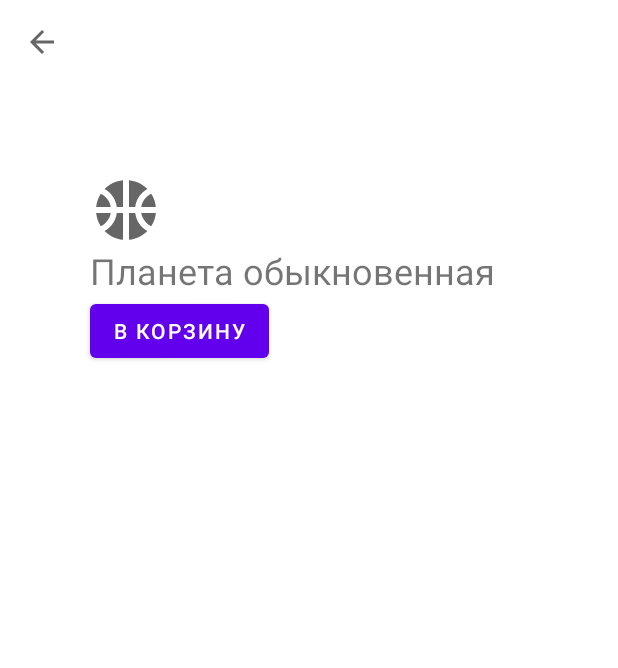
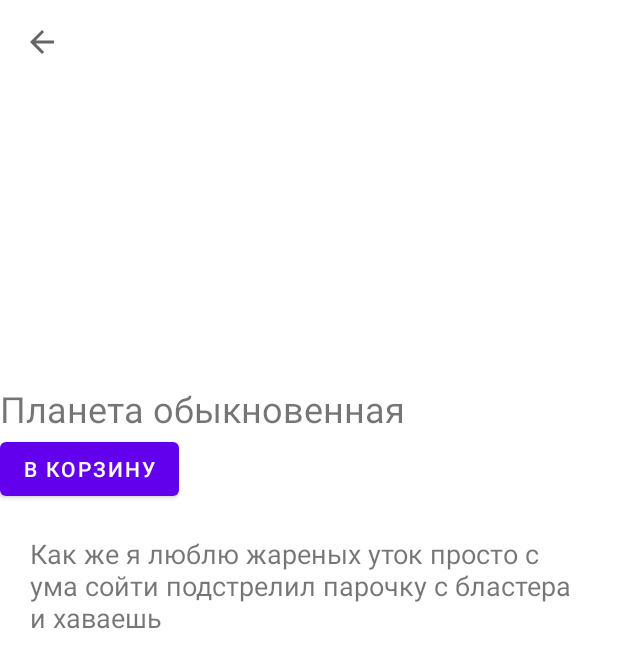
Before and after one commit to holyfame/mipt2021_android_project_2, an Android app: the layout planet_details.xml on its own in the app's theme, with its tools: preview values and no code run, on a phone screen of 412 x 824 dp. Shown: the top 668 px of the screen. Run offline under Robolectric (Android 15) with nearby library versions, the phone set to English and light mode, and no system bars; network calls fail.

Commit message:
Add Planet Details page

```diff
--- a/app/src/main/java/org/mipt/planetshop/presentation/planetsGallery/PlanetsGalleryAdapter.kt
+++ b/app/src/main/java/org/mipt/planetshop/presentation/planetsGallery/PlanetsGalleryAdapter.kt
@@ -10,7 +10,7 @@ import org.mipt.planetshop.domain.entity.Planet
 import org.mipt.planetshop.presentation.common.setImageUrl
 
 class PlanetsGalleryAdapter(
-//    private val onFilmClicked: (Planet) -> Unit
+    private val onPlanetClicked: (Planet) -> Unit
 ) : ListAdapter<Planet, PlanetsGalleryAdapter.ViewHolder>(
     object : DiffUtil.ItemCallback<Planet>() {
         override fun areItemsTheSame(oldItem: Planet, newItem: Planet): Boolean =
@@ -36,7 +36,7 @@ class PlanetsGalleryAdapter(
             planetItemTitle.text = item.title
             planetItemExplanation.text = item.explanation
             planetItemPicture.setImageUrl(item.url)
-//            root.setOnClickListener { onFilmClicked(item) }
+            root.setOnClickListener { onPlanetClicked(item) }
         }
     }
 
--- a/app/src/main/res/layout/planet_details.xml
+++ b/app/src/main/res/layout/planet_details.xml
@@ -19,12 +19,10 @@
 
     <ImageView
         android:id="@+id/planet_details_picture"
-        android:layout_width="wrap_content"
-        android:layout_height="wrap_content"
-        app:srcCompat="@drawable/ic_baseline_sports_basketball_24"
+        android:layout_width="match_parent"
+        android:layout_height="200dp"
         app:layout_constraintTop_toBottomOf="@id/planet_details_arrow_back"
-        app:layout_constraintStart_toStartOf="parent"
-        android:layout_margin="60dp"/>
+        app:layout_constraintStart_toStartOf="parent" />
 
     <TextView
         android:id="@+id/planet_details_title"
@@ -37,7 +35,7 @@
         />
 
     <Button
-        android:id="@+id/planet_details_sample_buy_button"
+        android:id="@+id/planet_details_buy_button"
         android:layout_width="wrap_content"
         android:layout_height="wrap_content"
         android:text="В корзину"
@@ -46,4 +44,16 @@
         >
     </Button>
 
+    <TextView
+        android:id="@+id/planet_details_explanation"
+        android:layout_width="wrap_content"
+        android:layout_height="wrap_content"
+        android:text="Как же я люблю жареных уток просто с ума сойти подстрелил парочку с бластера и хаваешь"
+        android:textSize="18sp"
+        app:layout_constraintStart_toStartOf="@id/planet_details_picture"
+        app:layout_constraintTop_toBottomOf="@id/planet_details_buy_button"
+        app:layout_constraintEnd_toEndOf="parent"
+        android:padding="20dp"
+        />
+
 </androidx.constraintlayout.widget.ConstraintLayout>
--- a/app/src/main/res/layout/planet_item.xml
+++ b/app/src/main/res/layout/planet_item.xml
@@ -35,6 +35,7 @@
         android:id="@+id/planet_item_explanation"
         android:layout_width="0dp"
         android:layout_height="wrap_content"
+        android:maxLines="3"
         android:textColor="@color/black"
         android:textSize="18sp"
         android:layout_marginHorizontal="10dp"
```
Also changed, not shown: app/src/main/java/org/mipt/planetshop/presentation/planetDetails/PlanetDetailsFragment.kt (added, +33 -0 lines), app/src/main/java/org/mipt/planetshop/presentation/planetsGallery/PlanetsGalleryFragment.kt (+14 -1 lines), app/src/main/java/org/mipt/planetshop/presentation/planetsGallery/PlanetsGalleryViewModel.kt (+9 -2 lines).
